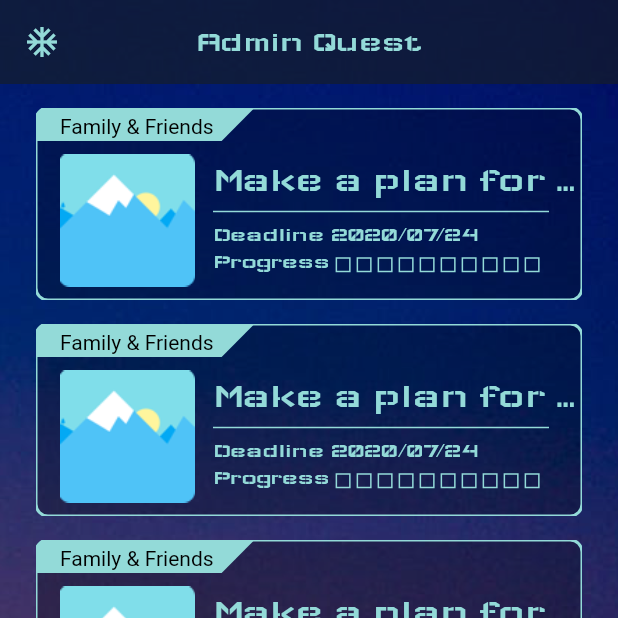
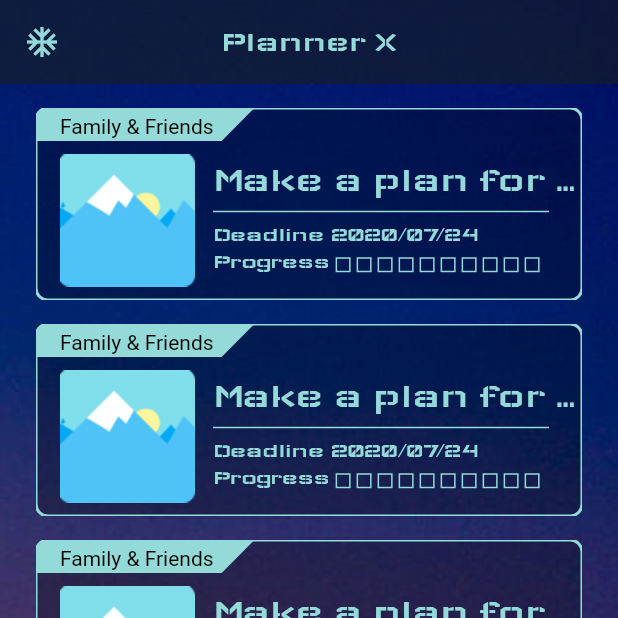
Before and after one commit to QuiverYang/BucketList, a Flutter app: the screen it shows after launch, after a tap on "Login", on a phone screen of 412 x 824 dp, the top half of it. Run offline on Flutter 3.47's test engine with Material 2 defaults, Android fonts, the phone set to English and light mode, and no system bars.

Commit message:
Edit - change wording

```diff
--- a/lib/screen/bucket_list_screen.dart
+++ b/lib/screen/bucket_list_screen.dart
@@ -34,7 +34,7 @@ class _BucketListScreenState extends State<BucketListScreen> {
   Widget build(BuildContext context) {
     return DragoonScaffold(
       appBar: DragoonAppBar(
-        title: "Admin Quest",
+        title: kAppName,
         leadingWidget: _leadingButton(),
       ),
       body: Container(
--- a/lib/screen/login_screen.dart
+++ b/lib/screen/login_screen.dart
@@ -35,7 +35,7 @@ class _LoginScreenState extends State<LoginScreen> {
             mainAxisAlignment: MainAxisAlignment.center,
             children: <Widget>[
               Text(
-                'Admin Quests',
+                kAppName,
                 style: TextStyle(color: kThemeColor, fontSize: 40),
               ),
               SizedBox(height: height * 0.12),
--- a/lib/utilities/constant.dart
+++ b/lib/utilities/constant.dart
@@ -14,3 +14,5 @@ const List<Color> kSparkaling = [
   Color(0xFFEE9990),
   Color(0xFFDACAF2),
 ];
+
+const kAppName = 'Planner X';
```
